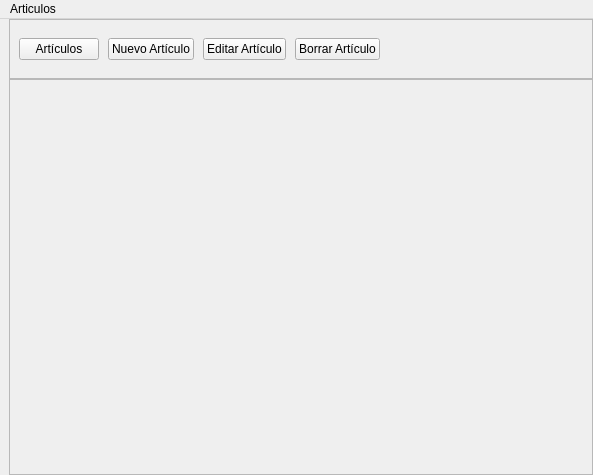
Old version of the form inicio_listas.ui in the repository diegoorta81/listas.
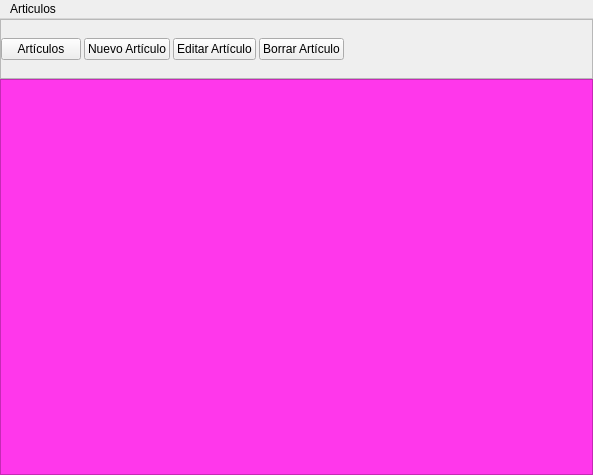
New version of the form.

Diff of the .ui file:
```diff
--- a/inicio_listas.ui
+++ b/inicio_listas.ui
@@ -18,6 +18,9 @@
     <property name="spacing">
      <number>0</number>
     </property>
+    <property name="leftMargin">
+     <number>0</number>
+    </property>
     <property name="topMargin">
      <number>0</number>
     </property>
@@ -48,6 +51,21 @@
        <enum>QFrame::Raised</enum>
       </property>
       <layout class="QHBoxLayout" name="horizontalLayout">
+       <property name="spacing">
+        <number>0</number>
+       </property>
+       <property name="leftMargin">
+        <number>0</number>
+       </property>
+       <property name="topMargin">
+        <number>0</number>
+       </property>
+       <property name="rightMargin">
+        <number>0</number>
+       </property>
+       <property name="bottomMargin">
+        <number>0</number>
+       </property>
        <item>
         <widget class="QPushButton" name="bt_articulos">
          <property name="text">
@@ -142,6 +160,9 @@
     </item>
     <item>
      <widget class="QFrame" name="fr_inferior">
+      <property name="styleSheet">
+       <string notr="true">background-color: rgb(255, 55, 235);</string>
+      </property>
       <property name="frameShape">
        <enum>QFrame::StyledPanel</enum>
       </property>
```
